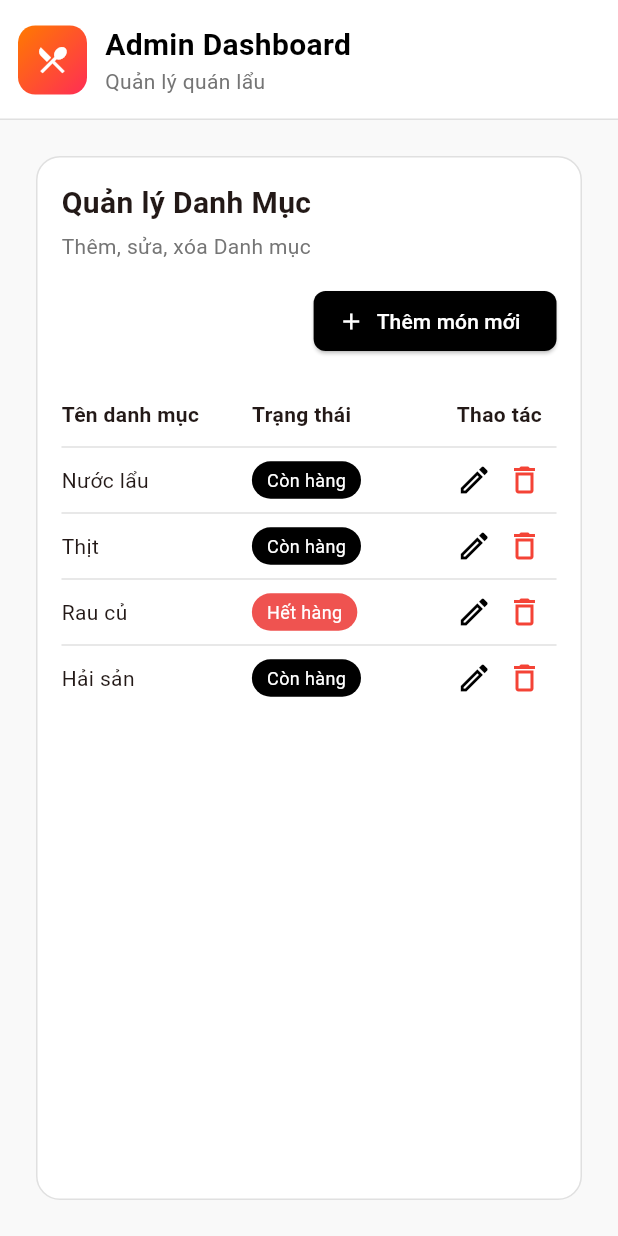
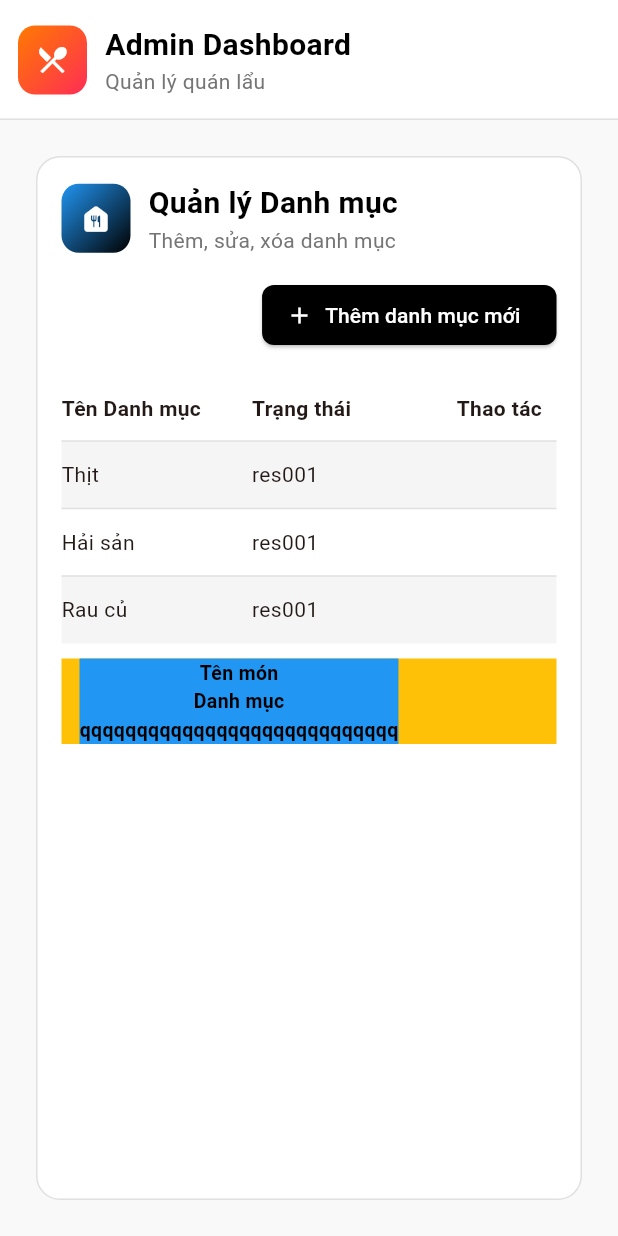
Before and after one commit to Comotcaiten/smart_hotpot_manager, a Flutter app: the screen it shows after launch, on a phone screen of 412 x 824 dp. Run offline on Flutter 3.47's test engine with Material 3 defaults, Android fonts, the phone set to English and light mode, and no system bars; our stand-ins replace firebase_core; accounts and stored records are empty.

Commit message:
update admin_product_category
update table_widget, models/category

```diff
--- a/lib/models/category.dart
+++ b/lib/models/category.dart
@@ -3,6 +3,7 @@ class Category {
   String id;
   String name;
   String icon;
+  String amount;
   bool delete;
 
   Category({
@@ -10,6 +11,7 @@ class Category {
     required this.id,
     required this.name,
     required this.icon,
+    required this.amount,
     required this.delete,
   });
 
@@ -18,6 +20,7 @@ class Category {
       restaurantId: data['restaurantId'],
       id: data['id'] ?? '',
       name: data['name'] ?? '',
+      amount: data['amount'] ?? '',
       icon: data['icon'] ?? '',
       delete: data['delete'] ?? false,
     );
@@ -28,6 +31,7 @@ class Category {
       'restaurantId': restaurantId,
       'id': id,
       'name': name,
+      'amount': amount,
       'icon': icon,
       'delete': delete,
     };
--- a/lib/screens/admin_product_category.dart
+++ b/lib/screens/admin_product_category.dart
@@ -1,11 +1,26 @@
 // ignore_for_file: public_member_api_docs, sort_constructors_first
 import 'package:flutter/material.dart';
+import 'package:smart_hotpot_manager/models/category.dart';
+import 'package:smart_hotpot_manager/widgets/app_icon.dart';
+import 'package:smart_hotpot_manager/widgets/section.dart';
+import 'package:smart_hotpot_manager/widgets/table_widget.dart';
 
 class ProductCategoryUI extends StatelessWidget {
   const ProductCategoryUI({super.key});
 
   @override
   Widget build(BuildContext context) {
+    final categoryRows = sampleCategory.asMap().entries.map((entry) {
+      final i = entry.key;
+      final category = entry.value;
+      return categoryDataRow(
+        category.name,
+        category.restaurantId,
+        category.delete,
+        highlighted: i.isEven, // xen kẽ màu
+      );
+    }).toList();
+
     return Container(
       margin: const EdgeInsets.all(24),
       padding: const EdgeInsets.all(16),
@@ -17,14 +32,14 @@ class ProductCategoryUI extends StatelessWidget {
       child: Column(
         crossAxisAlignment: CrossAxisAlignment.start,
         children: [
-          const Text(
-            "Quản lý Danh Mục",
-            style: TextStyle(fontSize: 20, fontWeight: FontWeight.bold),
-          ),
-          const SizedBox(height: 4),
-          Text(
-            "Thêm, sửa, xóa Danh mục",
-            style: TextStyle(fontSize: 14, color: Colors.grey.shade600),
+          SectionHeaderIconLead(
+            title: "Quản lý Danh mục",
+            subtitle: "Thêm, sửa, xóa danh mục",
+            icon: AppIcon(
+              size: 46,
+              icon: Icons.food_bank_rounded,
+              colors: [Colors.blue, Colors.black],
+            ),
           ),
           const SizedBox(height: 16),
 
@@ -32,7 +47,7 @@ class ProductCategoryUI extends StatelessWidget {
             alignment: Alignment.centerRight,
             child: ElevatedButton.icon(
               icon: const Icon(Icons.add, size: 18),
-              label: const Text("Thêm món mới"),
+              label: const Text("Thêm danh mục mới"),
               style: ElevatedButton.styleFrom(
                 backgroundColor: Colors.black,
                 foregroundColor: Colors.white,
@@ -46,7 +61,7 @@ class ProductCategoryUI extends StatelessWidget {
 
           const SizedBox(height: 16),
 
-          Table(
+          BaseTable(
             columnWidths: const {
               0: FlexColumnWidth(2),
               1: FlexColumnWidth(2),
@@ -54,21 +69,14 @@ class ProductCategoryUI extends StatelessWidget {
               3: FlexColumnWidth(1.4),
               4: FlexColumnWidth(1),
             },
-            border: TableBorder(
-              horizontalInside: BorderSide(color: Colors.grey.shade300),
-            ),
-            defaultVerticalAlignment: TableCellVerticalAlignment.middle,
-            children: [
-              _buildHeaderRow(),
+            buildHeaderRow: _buildHeaderRow(),
+            buildDataRow: categoryRows,
+          ),
 
-              // Fake sample data
-              _buildDataRow("Nước lẩu", true),
-              _buildDataRow("Thịt", true),
-              _buildDataRow("Rau củ", false),
-              _buildDataRow("Hải sản", true),
+          SizedBox(height: 10),
 
-            ],
-          ),
+          // use list sectionObjectAdmin when it ouput on moblie
+          SectionObjectAdmin(titles: ["Tên món", "Danh mục", "qqqqqqqqqqqqqqqqqqqqqqqqqqqq"]),
         ],
       ),
     );
@@ -77,26 +85,11 @@ class ProductCategoryUI extends StatelessWidget {
   TableRow _buildHeaderRow() {
     return const TableRow(
       children: [
-        _headerCell(text: "Tên danh mục"),
-        _headerCell(text: "Trạng thái"),
-        _headerCell(text: "Thao tác", align: TextAlign.center),
-      ],
-    );
-  }
-
-  TableRow _buildDataRow(
-    String categoryName,
-    bool inStock, {
-    bool highlighted = false,
-  }) {
-    return TableRow(
-      decoration: BoxDecoration(
-        color: highlighted ? Colors.grey.shade100 : Colors.transparent,
-      ),
-      children: [
-        _cell(categoryName),
-        _badge(inStock),
-        _actions(),
+        HeaderCellWidget(content: "Tên Danh mục"),
+        // HeaderCellWidget(content: "Danh mục"),
+        // HeaderCellWidget(content: "Giá"),
+        HeaderCellWidget(content: "Trạng thái"),
+        HeaderCellWidget(content: "Thao tác", align: TextAlign.center),
       ],
     );
   }
@@ -104,63 +97,105 @@ class ProductCategoryUI extends StatelessWidget {
 
 // ---------------------------------------
 
-class _headerCell extends StatelessWidget {
-  const _headerCell({super.key, required this.text, this.align});
-  final String? text;
-  final TextAlign? align;
+// Widget _badge(bool inStock) {
+//   return Align(
+//     alignment: Alignment.centerLeft,
+//     child: Container(
+//       padding: const EdgeInsets.symmetric(horizontal: 10, vertical: 4),
+//       decoration: BoxDecoration(
+//         color: inStock ? Colors.black : Colors.red.shade400,
+//         borderRadius: BorderRadius.circular(20),
+//       ),
+//       child: Text(
+//         inStock ? "Còn hàng" : "Hết hàng",
+//         style: const TextStyle(color: Colors.white, fontSize: 12),
+//       ),
+//     ),
+//   );
+// }
+
+// Widget _actions() {
+//   return Container(
+//     // color: Colors.white,
+//     child: Row(
+//       mainAxisAlignment: MainAxisAlignment.spaceEvenly,
+//       children: [
+//         Icon(Icons.edit_outlined, color: Colors.black),
+//         Icon(Icons.delete_outline, color: Colors.red),
+//       ],
+//     ),
+//   );
+// }
+
+class SectionObjectAdmin extends StatelessWidget {
+  final List<String> titles;
+
+  const SectionObjectAdmin({super.key, required this.titles});
 
   @override
   Widget build(BuildContext context) {
-    return Padding(
-      padding: const EdgeInsets.symmetric(vertical: 12),
-      child: Text(
-        text ?? "",
-        style: const TextStyle(fontWeight: FontWeight.bold, fontSize: 14),
-        textAlign: align ?? TextAlign.left,
+    return Container(
+      color: Colors.amber,
+      child: Row(
+
+        children: [
+          //png
+          const SizedBox(width: 12),
+          Container(
+            color: Colors.blue,
+            child: Column(
+
+              children: [
+                for (int i = 0; i < titles.length; i++)
+                  Text(
+                    titles[i],
+                    textAlign: TextAlign.left,
+                    style: const TextStyle(
+                      fontSize: 13,
+                      fontWeight: FontWeight.bold,
+                      color: Colors.black,
+                    ),
+                  ),
+              ],
+            ),
+          ),
+        ],
       ),
     );
   }
 }
 
-class _cell extends StatelessWidget {
-  final String text;
-  const _cell(this.text);
+// Category
+// String restaurantId;
+//   String id;
+//   String name;
+//   String icon;
+//   String amount;
+//   bool delete;
 
-  @override
-  Widget build(BuildContext context) {
-    return Padding(
-      padding: const EdgeInsets.symmetric(vertical: 12),
-      child: Text(text, style: const TextStyle(fontSize: 14)),
-    );
-  }
-}
-
-Widget _badge(bool inStock) {
-  return Align(
-    alignment: Alignment.centerLeft,
-    child: Container(
-      padding: const EdgeInsets.symmetric(horizontal: 10, vertical: 4),
-      decoration: BoxDecoration(
-        color: inStock ? Colors.black : Colors.red.shade400,
-        borderRadius: BorderRadius.circular(20),
-      ),
-      child: Text(
-        inStock ? "Còn hàng" : "Hết hàng",
-        style: const TextStyle(color: Colors.white, fontSize: 12),
-      ),
-    ),
-  );
-}
-
-Widget _actions() {
-  return Container(
-    // color: Colors.white,
-    child: Row(
-      mainAxisAlignment: MainAxisAlignment.spaceEvenly,
-      children: [
-        Icon(Icons.edit_outlined, color: Colors.black),
-        Icon(Icons.delete_outline, color: Colors.red),
-      ],
-    ),
-  );
-}
+final List<Category> sampleCategory = [
+  Category(
+    restaurantId: 'res001',
+    id: 'cat001',
+    name: 'Thịt',
+    icon: 'https://example.com/icons/meat.png',
+    amount: '100000',
+    delete: false,
+  ),
+  Category(
+    restaurantId: 'res001',
+    id: 'cat002',
+    name: 'Hải sản',
+    icon: 'https://example.com/icons/seafood.png',
+    amount: '150000',
+    delete: false,
+  ),
+  Category(
+    restaurantId: 'res001',
+    id: 'cat003',
+    name: 'Rau củ',
+    icon: 'https://example.com/icons/vegetables.png',
+    amount: '80000',
+    delete: false,
+  ),
+];
--- a/lib/widgets/table_widget.dart
+++ b/lib/widgets/table_widget.dart
@@ -84,3 +84,21 @@ TableRow productDataRow(
     ],
   );
 }
+
+TableRow categoryDataRow(
+  String name,
+  String categoryId,
+  bool inStock, {
+  bool highlighted = false,
+}) {
+  return TableRow(
+    decoration: BoxDecoration(
+      color: highlighted ? Colors.grey.shade100 : Colors.transparent,
+    ),
+    children: [
+      DataCellWidget(content: name),
+      DataCellWidget(content: categoryId),
+      DataCellWidget(),
+    ],
+  );
+}
```
